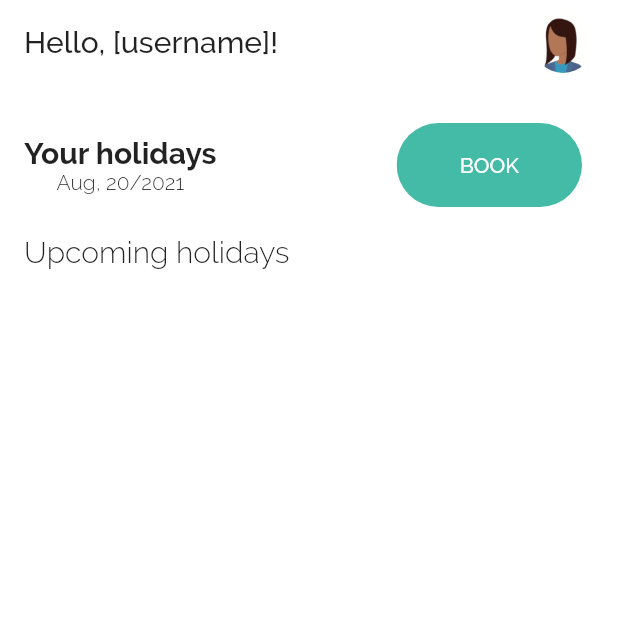
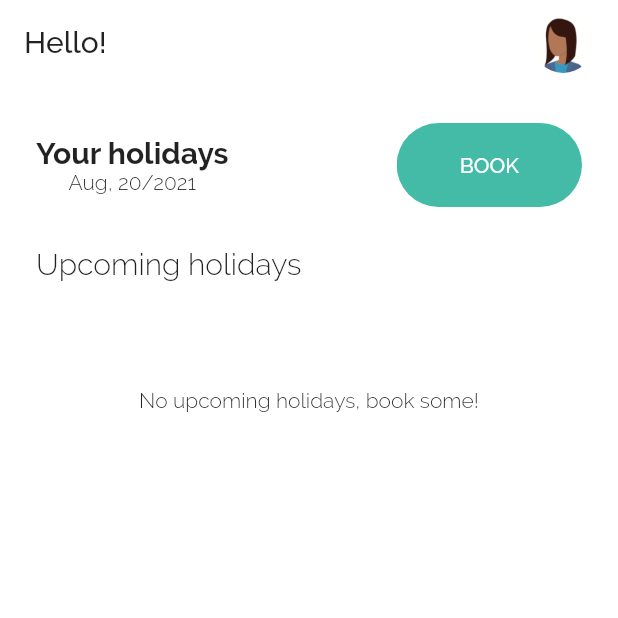
Before and after one commit to fpenim/flutter_hat, a Flutter app: the HomeScreen screen opened directly, on a phone screen of 412 x 824 dp, the top half of it. Run offline on Flutter 3.47's test engine with Material 2 defaults, Android fonts, the phone set to English and light mode, and no system bars; our stand-ins replace recase.

Commit message:
Improve holiday representation

```diff
--- /dev/null
+++ b/lib/models/user_model.dart
@@ -0,0 +1,37 @@
+import 'package:flutter/material.dart';
+
+class UserModel extends ChangeNotifier {
+  /// Internal, private state of the user.
+  User _user = User();
+
+  double getAllowance() => _user.yearAllowance;
+
+  void setAllowance(double allowance) {
+    _user.yearAllowance = allowance;
+    notifyListeners();
+  }
+
+  String getUsername() => _user.username;
+
+  void setUsername(String username) {
+    _user.username = username;
+    notifyListeners();
+  }
+}
+
+class User {
+  String username;
+  double yearAllowance;
+
+  User({
+    this.username = '',
+    this.yearAllowance = 0,
+  });
+
+  @override
+  int get hashCode => username.hashCode;
+
+  @override
+  bool operator ==(Object other) =>
+      other is User && other.username == this.username;
+}
--- a/lib/screens/Home/home_screen.dart
+++ b/lib/screens/Home/home_screen.dart
@@ -1,6 +1,8 @@
 import 'package:flutter/material.dart';
+import 'package:flutter_hat/models/user_model.dart';
 import 'package:flutter_hat/screens/Home/widgets/body.dart';
 import 'package:flutter_hat/widgets/user_image_button.dart';
+import 'package:provider/provider.dart';
 
 class HomeScreen extends StatelessWidget {
   @override
@@ -8,8 +10,10 @@ class HomeScreen extends StatelessWidget {
     return Scaffold(
       appBar: AppBar(
         automaticallyImplyLeading: false,
-        title: Text(
-          'Hello, [username]!',
+        title: Consumer<UserModel>(
+          builder: (context, model, child) => model.getUsername().isNotEmpty
+              ? Text('Hello, ${model.getUsername()}!')
+              : Text('Hello!'),
         ),
         centerTitle: false,
         actions: [
--- a/lib/screens/Home/widgets/body.dart
+++ b/lib/screens/Home/widgets/body.dart
@@ -1,4 +1,6 @@
 import 'package:flutter/material.dart';
+import 'package:flutter_hat/models/holiday_model.dart';
+import 'package:provider/provider.dart';
 
 import 'book_holidays_row.dart';
 import 'holiday_list_view.dart';
@@ -14,11 +16,11 @@ class Body extends StatelessWidget {
         child: Column(
           children: [
             Padding(
-              padding: const EdgeInsets.fromLTRB(0.0, 0.0, 8.0, 8.0),
+              padding: const EdgeInsets.fromLTRB(8.0, 0.0, 8.0, 8.0),
               child: BookHolidaysRow(),
             ),
             Padding(
-              padding: const EdgeInsets.fromLTRB(0.0, 0.0, 8.0, 8.0),
+              padding: const EdgeInsets.all(8.0),
               child: Row(
                 children: [
                   Text(
@@ -31,7 +33,14 @@ class Body extends StatelessWidget {
                 ],
               ),
             ),
-            HolidayListView(size: size)
+            Provider.of<HolidayModel>(context).holidays.isEmpty
+                ? Container(
+                    child: Padding(
+                      padding: const EdgeInsets.only(top: 64.0),
+                      child: Text('No upcoming holidays, book some!'),
+                    ),
+                  )
+                : HolidayListView(size: size)
           ],
         ),
       ),
--- a/lib/screens/Home/widgets/holiday_container.dart
+++ b/lib/screens/Home/widgets/holiday_container.dart
@@ -1,5 +1,6 @@
 import 'package:flutter/material.dart';
 import 'package:flutter_hat/models/holiday_model.dart';
+import 'package:flutter_hat/utils/enum.dart';
 import 'package:flutter_hat/utils/time.dart';
 import 'package:provider/provider.dart';
 
@@ -28,7 +29,7 @@ class HolidayContainer extends StatelessWidget {
               mainAxisAlignment: MainAxisAlignment.spaceBetween,
               children: [
                 Text(
-                  holiday.type.toString(),
+                  holiday.type.value(),
                   style: Theme.of(context).textTheme.headline6,
                 ),
                 IconButton(
@@ -59,7 +60,7 @@ class HolidayContainer extends StatelessWidget {
                 Padding(
                   padding: const EdgeInsets.only(right: 16.0),
                   child: Text(
-                    '${holiday.dateRange.duration.inDays} days',
+                    '${holiday.dateRange.duration.inDays + 1} days',
                     style: Theme.of(context).textTheme.bodyText1,
                   ),
                 ),
--- /dev/null
+++ b/lib/utils/enum.dart
@@ -0,0 +1,6 @@
+import 'package:flutter_hat/models/holiday_model.dart';
+import 'package:recase/recase.dart';
+
+extension Value on HolidayType {
+  String value() => this.toString().split('.').last.titleCase;
+}
--- a/pubspec.yaml
+++ b/pubspec.yaml
@@ -31,6 +31,7 @@ dependencies:
   flutter_svg: 0.22.0
   intl: ^0.17.0
   provider: ^5.0.0
+  recase: ^4.0.0
 
 dev_dependencies:
   test: 1.17.10
```
Also changed, not shown: lib/main.dart (+12 -6 lines), lib/screens/UserAccount/user_account_screen.dart (+12 -5 lines), pubspec.lock.
